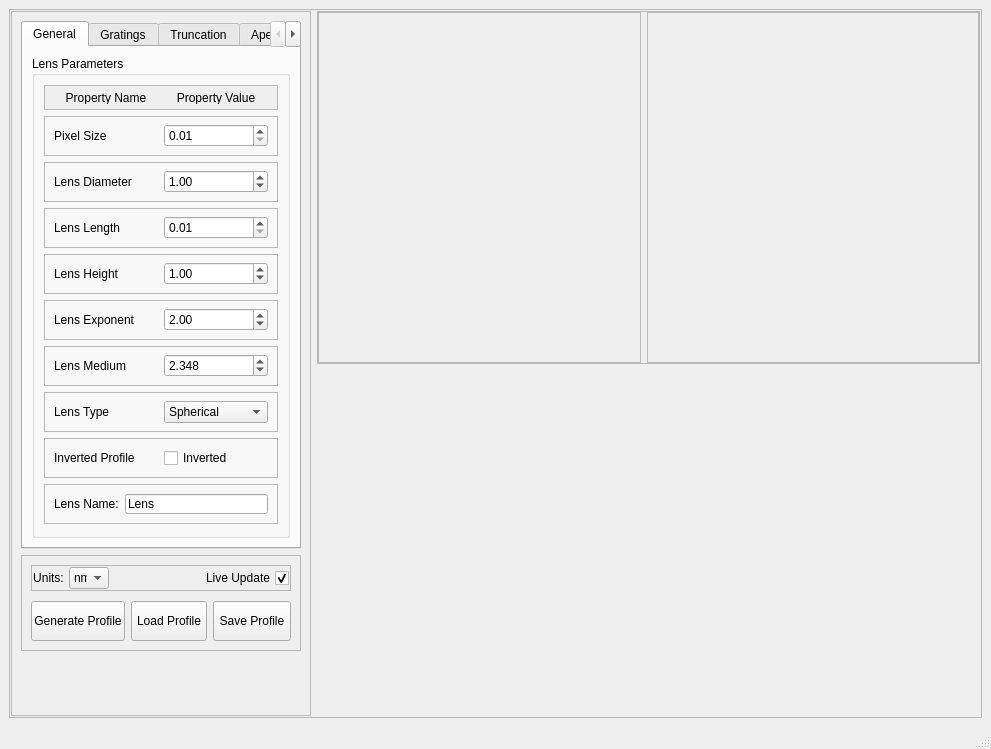
This is src/lens_simulation/UI/qtdesigner_files/LensCreator.ui in DeMarcoLab/juno as Qt 5 draws it before an edit. The edited form follows.
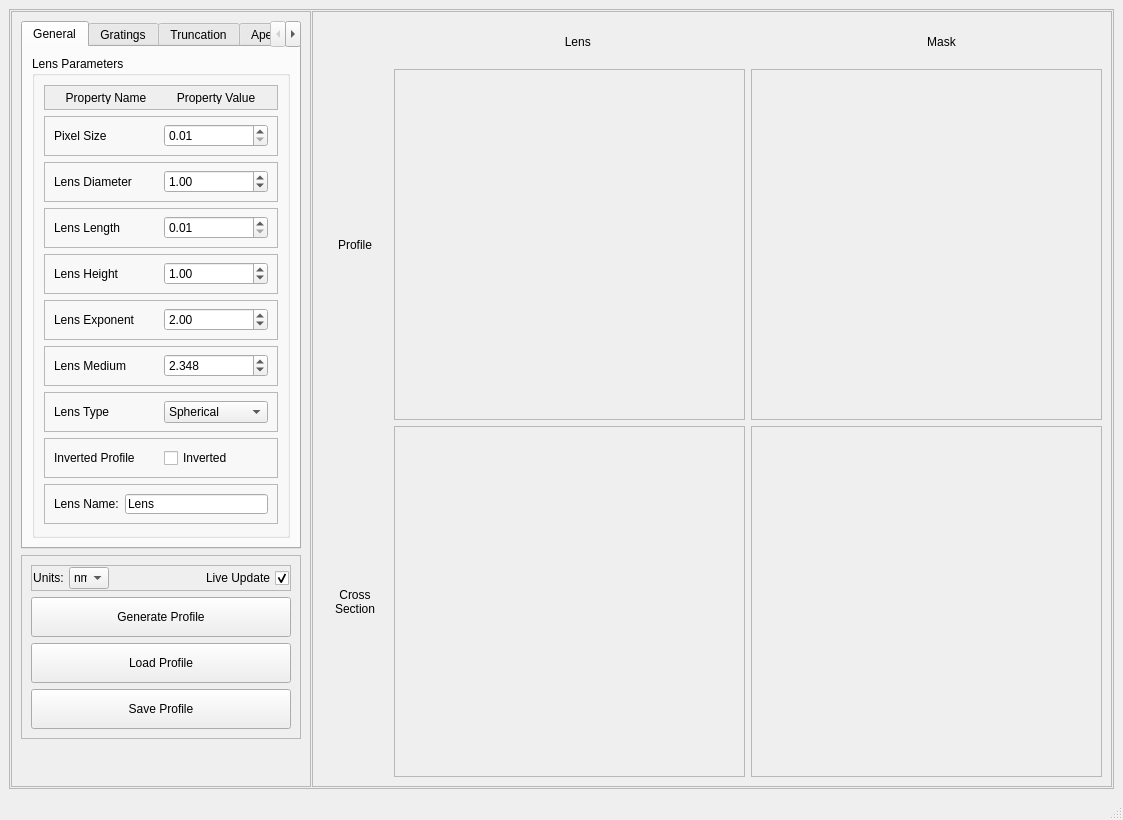
This is the edited form.

Commit message: Added mask display

What changed in the file:
```diff
--- a/src/lens_simulation/UI/qtdesigner_files/LensCreator.ui
+++ b/src/lens_simulation/UI/qtdesigner_files/LensCreator.ui
@@ -6,10 +6,22 @@
    <rect>
     <x>0</x>
     <y>0</y>
-    <width>991</width>
-    <height>749</height>
+    <width>1123</width>
+    <height>820</height>
    </rect>
   </property>
+  <property name="minimumSize">
+   <size>
+    <width>1123</width>
+    <height>820</height>
+   </size>
+  </property>
+  <property name="maximumSize">
+   <size>
+    <width>1123</width>
+    <height>820</height>
+   </size>
+  </property>
   <property name="windowTitle">
    <string>MainWindow</string>
   </property>
@@ -45,113 +57,12 @@
        <property name="bottomMargin">
         <number>1</number>
        </property>
+       <property name="horizontalSpacing">
+        <number>1</number>
+       </property>
        <property name="verticalSpacing">
         <number>0</number>
        </property>
-       <item row="0" column="1">
-        <widget class="QFrame" name="frame_Display">
-         <property name="frameShape">
-          <enum>QFrame::StyledPanel</enum>
-         </property>
-         <property name="frameShadow">
-          <enum>QFrame::Raised</enum>
-         </property>
-         <layout class="QHBoxLayout" name="horizontalLayout_2">
-          <property name="leftMargin">
-           <number>0</number>
-          </property>
-          <property name="topMargin">
-           <number>0</number>
-          </property>
-          <property name="rightMargin">
-           <number>0</number>
-          </property>
-          <property name="bottomMargin">
-           <number>0</number>
-          </property>
-          <item>
-           <widget class="QFrame" name="frame_Profile">
-            <property name="frameShape">
-             <enum>QFrame::StyledPanel</enum>
-            </property>
-            <property name="frameShadow">
-             <enum>QFrame::Raised</enum>
-            </property>
-            <layout class="QGridLayout" name="gridLayout_3">
-             <property name="leftMargin">
-              <number>0</number>
-             </property>
-             <property name="topMargin">
-              <number>0</number>
-             </property>
-             <property name="rightMargin">
-              <number>0</number>
-             </property>
-             <property name="bottomMargin">
-              <number>0</number>
-             </property>
-             <item row="0" column="0">
-              <widget class="QLabel" name="label_Profile">
-               <property name="sizePolicy">
-                <sizepolicy hsizetype="Preferred" vsizetype="Preferred">
-                 <horstretch>0</horstretch>
-                 <verstretch>0</verstretch>
-                </sizepolicy>
-               </property>
-               <property name="minimumSize">
-                <size>
-                 <width>321</width>
-                 <height>321</height>
-                </size>
-               </property>
-               <property name="contextMenuPolicy">
-                <enum>Qt::NoContextMenu</enum>
-               </property>
-               <property name="text">
-                <string/>
-               </property>
-              </widget>
-             </item>
-            </layout>
-           </widget>
-          </item>
-          <item>
-           <widget class="QFrame" name="frame_CrossSection">
-            <property name="frameShape">
-             <enum>QFrame::StyledPanel</enum>
-            </property>
-            <property name="frameShadow">
-             <enum>QFrame::Raised</enum>
-            </property>
-            <layout class="QGridLayout" name="gridLayout_4">
-             <property name="topMargin">
-              <number>0</number>
-             </property>
-             <property name="rightMargin">
-              <number>0</number>
-             </property>
-             <property name="bottomMargin">
-              <number>0</number>
-             </property>
-             <item row="0" column="0">
-              <widget class="QLabel" name="label_CrossSection">
-               <property name="minimumSize">
-                <size>
-                 <width>321</width>
-                 <height>321</height>
-                </size>
-               </property>
-               <property name="text">
-                <string/>
-               </property>
-              </widget>
-             </item>
-            </layout>
-           </widget>
-          </item>
-         </layout>
-        </widget>
-       </item>
        <item row="0" column="0" rowspan="2">
         <widget class="QFrame" name="frame_Config">
          <property name="minimumSize">
@@ -1461,25 +1372,12 @@
             </widget>
            </widget>
           </item>
-          <item row="6" column="0">
-           <spacer name="verticalSpacer_Aperture_4">
-            <property name="orientation">
-             <enum>Qt::Vertical</enum>
-            </property>
-            <property name="sizeHint" stdset="0">
-             <size>
-              <width>20</width>
-              <height>35</height>
-             </size>
-            </property>
-           </spacer>
-          </item>
           <item row="5" column="0">
            <widget class="QFrame" name="frame_Buttons">
             <property name="maximumSize">
              <size>
               <width>16777215</width>
-              <height>100</height>
+              <height>200</height>
              </size>
             </property>
             <property name="frameShape">
@@ -1489,85 +1387,7 @@
              <enum>QFrame::Raised</enum>
             </property>
             <layout class="QGridLayout" name="gridLayout_7">
-             <property name="verticalSpacing">
-              <number>10</number>
-             </property>
-             <item row="1" column="1" colspan="2">
-              <widget class="QPushButton" name="pushButton_LoadProfile">
-               <property name="sizePolicy">
-                <sizepolicy hsizetype="Preferred" vsizetype="Fixed">
-                 <horstretch>0</horstretch>
-                 <verstretch>0</verstretch>
-                </sizepolicy>
-               </property>
-               <property name="minimumSize">
-                <size>
-                 <width>60</width>
-                 <height>40</height>
-                </size>
-               </property>
-               <property name="maximumSize">
-                <size>
-                 <width>100</width>
-                 <height>50</height>
-                </size>
-               </property>
-               <property name="text">
-                <string>Load Profile</string>
-               </property>
-              </widget>
-             </item>
-             <item row="1" column="3">
-              <widget class="QPushButton" name="pushButton_SaveProfile">
-               <property name="sizePolicy">
-                <sizepolicy hsizetype="Preferred" vsizetype="Fixed">
-                 <horstretch>0</horstretch>
-                 <verstretch>0</verstretch>
-                </sizepolicy>
-               </property>
-               <property name="minimumSize">
-                <size>
-                 <width>60</width>
-                 <height>40</height>
-                </size>
-               </property>
-               <property name="maximumSize">
-                <size>
-                 <width>100</width>
-                 <height>50</height>
-                </size>
-               </property>
-               <property name="text">
-                <string>Save Profile</string>
-               </property>
-              </widget>
-             </item>
-             <item row="1" column="0">
-              <widget class="QPushButton" name="pushButton_GenerateProfile">
-               <property name="sizePolicy">
-                <sizepolicy hsizetype="Preferred" vsizetype="Fixed">
-                 <horstretch>0</horstretch>
-                 <verstretch>0</verstretch>
-                </sizepolicy>
-               </property>
-               <property name="minimumSize">
-                <size>
-                 <width>60</width>
-                 <height>40</height>
-                </size>
-               </property>
-               <property name="maximumSize">
-                <size>
-                 <width>100</width>
-                 <height>50</height>
-                </size>
-               </property>
-               <property name="text">
-                <string>Generate Profile</string>
-               </property>
-              </widget>
-             </item>
-             <item row="0" column="0" colspan="4">
+             <item row="0" column="0">
               <widget class="QFrame" name="frame">
                <property name="frameShape">
                 <enum>QFrame::StyledPanel</enum>
@@ -1685,7 +1505,367 @@
                </layout>
               </widget>
              </item>
+             <item row="3" column="0">
+              <widget class="QPushButton" name="pushButton_SaveProfile">
+               <property name="sizePolicy">
+                <sizepolicy hsizetype="Preferred" vsizetype="Fixed">
+                 <horstretch>0</horstretch>
+                 <verstretch>0</verstretch>
+                </sizepolicy>
+               </property>
+               <property name="minimumSize">
+                <size>
+                 <width>60</width>
+                 <height>40</height>
+                </size>
+               </property>
+               <property name="maximumSize">
+                <size>
+                 <width>1000</width>
+                 <height>50</height>
+                </size>
+               </property>
+               <property name="text">
+                <string>Save Profile</string>
+               </property>
+              </widget>
+             </item>
+             <item row="1" column="0">
+              <widget class="QPushButton" name="pushButton_GenerateProfile">
+               <property name="sizePolicy">
+                <sizepolicy hsizetype="Preferred" vsizetype="Fixed">
+                 <horstretch>0</horstretch>
+                 <verstretch>0</verstretch>
+                </sizepolicy>
+               </property>
+               <property name="minimumSize">
+                <size>
+                 <width>60</width>
+                 <height>40</height>
+                </size>
+               </property>
+               <property name="maximumSize">
+                <size>
+                 <width>1000</width>
+                 <height>50</height>
+                </size>
+               </property>
+               <property name="text">
+                <string>Generate Profile</string>
+               </property>
+              </widget>
+             </item>
+             <item row="2" column="0">
+              <widget class="QPushButton" name="pushButton_LoadProfile">
+               <property name="sizePolicy">
+                <sizepolicy hsizetype="Preferred" vsizetype="Fixed">
+                 <horstretch>0</horstretch>
+                 <verstretch>0</verstretch>
+                </sizepolicy>
+               </property>
+               <property name="minimumSize">
+                <size>
+                 <width>60</width>
+                 <height>40</height>
+                </size>
+               </property>
+               <property name="maximumSize">
+                <size>
+                 <width>1000</width>
+                 <height>50</height>
+                </size>
+               </property>
+               <property name="text">
+                <string>Load Profile</string>
+               </property>
+              </widget>
+             </item>
             </layout>
+           </widget>
+          </item>
+          <item row="6" column="0">
+           <spacer name="verticalSpacer">
+            <property name="orientation">
+             <enum>Qt::Vertical</enum>
+            </property>
+            <property name="sizeHint" stdset="0">
+             <size>
+              <width>20</width>
+              <height>40</height>
+             </size>
+            </property>
+           </spacer>
+          </item>
+         </layout>
+        </widget>
+       </item>
+       <item row="0" column="1" rowspan="2">
+        <widget class="QFrame" name="frame_Display">
+         <property name="frameShape">
+          <enum>QFrame::StyledPanel</enum>
+         </property>
+         <property name="frameShadow">
+          <enum>QFrame::Raised</enum>
+         </property>
+         <layout class="QGridLayout" name="gridLayout_3">
+          <item row="2" column="2">
+           <widget class="QFrame" name="frame_CrossSectionMask">
+            <property name="minimumSize">
+             <size>
+              <width>351</width>
+              <height>351</height>
+             </size>
+            </property>
+            <property name="maximumSize">
+             <size>
+              <width>351</width>
+              <height>351</height>
+             </size>
+            </property>
+            <property name="frameShape">
+             <enum>QFrame::StyledPanel</enum>
+            </property>
+            <property name="frameShadow">
+             <enum>QFrame::Raised</enum>
+            </property>
+            <layout class="QGridLayout" name="gridLayout_4">
+             <item row="0" column="0">
+              <widget class="QLabel" name="label_CrossSectionMask">
+               <property name="sizePolicy">
+                <sizepolicy hsizetype="Preferred" vsizetype="Preferred">
+                 <horstretch>0</horstretch>
+                 <verstretch>0</verstretch>
+                </sizepolicy>
+               </property>
+               <property name="minimumSize">
+                <size>
+                 <width>350</width>
+                 <height>350</height>
+                </size>
+               </property>
+               <property name="maximumSize">
+                <size>
+                 <width>350</width>
+                 <height>350</height>
+                </size>
+               </property>
+               <property name="contextMenuPolicy">
+                <enum>Qt::NoContextMenu</enum>
+               </property>
+               <property name="text">
+                <string/>
+               </property>
+              </widget>
+             </item>
+            </layout>
+           </widget>
+          </item>
+          <item row="0" column="1">
+           <widget class="QLabel" name="label_TitleProfile">
+            <property name="styleSheet">
+             <string notr="true">font: 14pt &quot;MS Shell Dlg 2&quot;;</string>
+            </property>
+            <property name="text">
+             <string>     Lens</string>
+            </property>
+            <property name="alignment">
+             <set>Qt::AlignCenter</set>
+            </property>
+           </widget>
+          </item>
+          <item row="2" column="1">
+           <widget class="QFrame" name="frame_CrossSection">
+            <property name="minimumSize">
+             <size>
+              <width>351</width>
+              <height>351</height>
+             </size>
+            </property>
+            <property name="maximumSize">
+             <size>
+              <width>351</width>
+              <height>351</height>
+             </size>
+            </property>
+            <property name="frameShape">
+             <enum>QFrame::StyledPanel</enum>
+            </property>
+            <property name="frameShadow">
+             <enum>QFrame::Raised</enum>
+            </property>
+            <layout class="QGridLayout" name="gridLayout_10">
+             <item row="0" column="0">
+              <widget class="QLabel" name="label_CrossSection">
+               <property name="minimumSize">
+                <size>
+                 <width>350</width>
+                 <height>350</height>
+                </size>
+               </property>
+               <property name="maximumSize">
+                <size>
+                 <width>350</width>
+                 <height>350</height>
+                </size>
+               </property>
+               <property name="text">
+                <string/>
+               </property>
+              </widget>
+             </item>
+            </layout>
+           </widget>
+          </item>
+          <item row="1" column="1">
+           <widget class="QFrame" name="frame_Profile">
+            <property name="minimumSize">
+             <size>
+              <width>351</width>
+              <height>351</height>
+             </size>
+            </property>
+            <property name="maximumSize">
+             <size>
+              <width>351</width>
+              <height>351</height>
+             </size>
+            </property>
+            <property name="frameShape">
+             <enum>QFrame::StyledPanel</enum>
+            </property>
+            <property name="frameShadow">
+             <enum>QFrame::Raised</enum>
+            </property>
+            <layout class="QGridLayout" name="gridLayout_6">
+             <item row="0" column="0">
+              <widget class="QLabel" name="label_Profile">
+               <property name="sizePolicy">
+                <sizepolicy hsizetype="Preferred" vsizetype="Preferred">
+                 <horstretch>0</horstretch>
+                 <verstretch>0</verstretch>
+                </sizepolicy>
+               </property>
+               <property name="minimumSize">
+                <size>
+                 <width>350</width>
+                 <height>350</height>
+                </size>
+               </property>
+               <property name="maximumSize">
+                <size>
+                 <width>350</width>
+                 <height>350</height>
+                </size>
+               </property>
+               <property name="contextMenuPolicy">
+                <enum>Qt::NoContextMenu</enum>
+               </property>
+               <property name="text">
+                <string/>
+               </property>
+              </widget>
+             </item>
+            </layout>
+           </widget>
+          </item>
+          <item row="0" column="2">
+           <widget class="QLabel" name="label_TitleMask">
+            <property name="styleSheet">
+             <string notr="true">font: 14pt &quot;MS Shell Dlg 2&quot;;</string>
+            </property>
+            <property name="text">
+             <string>         Mask</string>
+            </property>
+            <property name="alignment">
+             <set>Qt::AlignCenter</set>
+            </property>
+           </widget>
+          </item>
+          <item row="1" column="2">
+           <widget class="QFrame" name="frame_ProfileMask">
+            <property name="minimumSize">
+             <size>
+              <width>351</width>
+              <height>351</height>
+             </size>
+            </property>
+            <property name="maximumSize">
+             <size>
+              <width>351</width>
+              <height>351</height>
+             </size>
+            </property>
+            <property name="frameShape">
+             <enum>QFrame::StyledPanel</enum>
+            </property>
+            <property name="frameShadow">
+             <enum>QFrame::Raised</enum>
+            </property>
+            <layout class="QGridLayout" name="gridLayout_9">
+             <item row="0" column="0">
+              <widget class="QLabel" name="label_ProfileMask">
+               <property name="sizePolicy">
+                <sizepolicy hsizetype="Preferred" vsizetype="Preferred">
+                 <horstretch>0</horstretch>
+                 <verstretch>0</verstretch>
+                </sizepolicy>
+               </property>
+               <property name="minimumSize">
+                <size>
+                 <width>350</width>
+                 <height>350</height>
+                </size>
+               </property>
+               <property name="maximumSize">
+                <size>
+                 <width>350</width>
+                 <height>350</height>
+                </size>
+               </property>
+               <property name="contextMenuPolicy">
+                <enum>Qt::NoContextMenu</enum>
+               </property>
+               <property name="text">
+                <string/>
+               </property>
+              </widget>
+             </item>
+            </layout>
+           </widget>
+          </item>
+          <item row="1" column="0">
+           <widget class="QLabel" name="label_TitleProfile_2">
+            <property name="styleSheet">
+             <string notr="true">font: 14pt &quot;MS Shell Dlg 2&quot;;</string>
+            </property>
+            <property name="text">
+             <string>Profile</string>
+            </property>
+            <property name="alignment">
+             <set>Qt::AlignCenter</set>
+            </property>
+           </widget>
+          </item>
+          <item row="2" column="0">
+           <widget class="QLabel" name="label_TitleProfile_3">
+            <property name="layoutDirection">
+             <enum>Qt::LeftToRight</enum>
+            </property>
+            <property name="styleSheet">
+             <string notr="true">font: 14pt &quot;MS Shell Dlg 2&quot;;</string>
+            </property>
+            <property name="text">
+             <string>Cross Section</string>
+            </property>
+            <property name="textFormat">
+             <enum>Qt::PlainText</enum>
+            </property>
+            <property name="alignment">
+             <set>Qt::AlignCenter</set>
+            </property>
+            <property name="wordWrap">
+             <bool>true</bool>
+            </property>
            </widget>
           </item>
          </layout>
@@ -1701,7 +1881,7 @@
     <rect>
      <x>0</x>
      <y>0</y>
-     <width>991</width>
+     <width>1123</width>
      <height>21</height>
     </rect>
    </property>
```
The commit also changes 3 other files.
